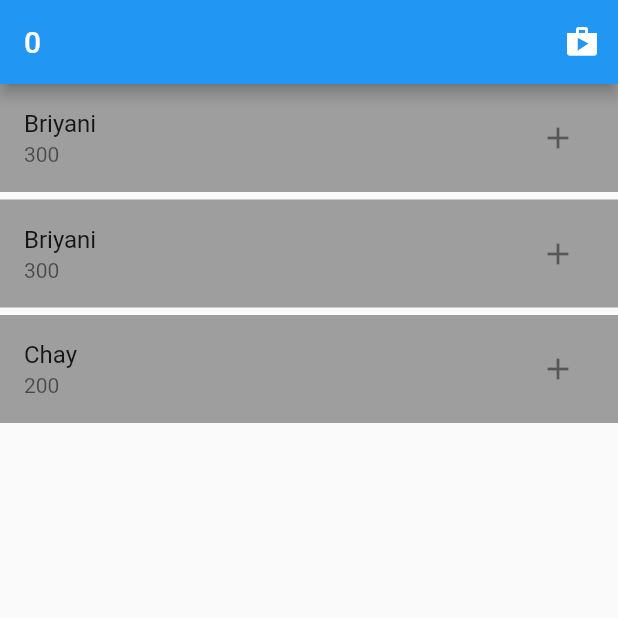
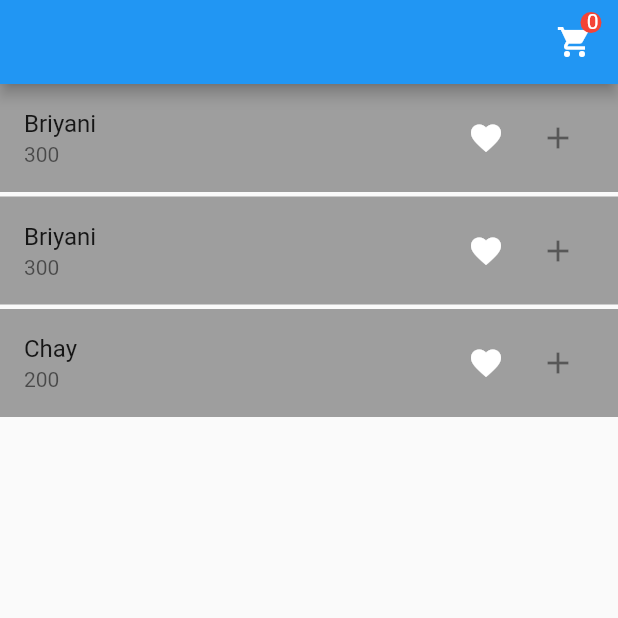
Before and after one commit to Hassan55jb/addcart, a Flutter app: the screen it shows after launch, on a phone screen of 412 x 824 dp, the top half of it. Run offline on Flutter 3.47's test engine with Material 2 defaults, Android fonts, the phone set to English and light mode, and no system bars.

Commit message:
new update

```diff
--- a/lib/data/product_list.dart
+++ b/lib/data/product_list.dart
@@ -1,5 +1,5 @@
 List productData = [
-  {"Name": "Briyani", "price": 300},
-  {"Name": "Briyani", "price": 300},
-  {"Name": "Chay", "price": 200}
+  {"Name": "Briyani", "price": 300, "isFav": false},
+  {"Name": "Briyani", "price": 300, "isFav": false},
+  {"Name": "Chay", "price": 200, "isfav": false}
 ];
--- a/lib/main.dart
+++ b/lib/main.dart
@@ -11,6 +11,7 @@ class AddCart extends StatelessWidget {
   @override
   Widget build(BuildContext context) {
     return const MaterialApp(
+      debugShowCheckedModeBanner: false,
       home: HomeView(),
     );
   }
--- a/lib/screens/home.dart
+++ b/lib/screens/home.dart
@@ -1,5 +1,6 @@
 import 'package:addcart/data/product_list.dart';
 import 'package:addcart/screens/cart_view.dart';
+
 import 'package:flutter/material.dart';
 
 class HomeView extends StatefulWidget {
@@ -11,29 +12,49 @@ class HomeView extends StatefulWidget {
 
 class _HomeViewState extends State<HomeView> {
   List cartItem = [];
+  List favItem = [];
   @override
   Widget build(BuildContext context) {
     return Scaffold(
       appBar: AppBar(
-        title: Text(cartItem.length.toString()),
         actions: [
+          Container(
+            margin: const EdgeInsets.all(5),
+            child: Stack(children: [
               IconButton(
-              onPressed: () {
-                Navigator.push(
+                  onPressed: () async {
+                    await Navigator.push(
                         context,
                         MaterialPageRoute(
                             builder: (context) => cartView(
                                   items: cartItem,
                                 )));
+                    setState(() {});
                   },
-              icon: const Icon(Icons.shop))
+                  icon: const Icon(Icons.shopping_cart)),
+              const Positioned(
+                right: 6,
+                bottom: 29,
+                child: CircleAvatar(
+                  radius: 7,
+                  backgroundColor: Colors.red,
+                ),
+              ),
+              Positioned(
+                  right: 8,
+                  bottom: 29,
+                  child: Text(
+                    cartItem.length.toString(),
+                  )),
+            ]),
+          ),
         ],
       ),
       body: ListView.builder(
           itemCount: productData.length,
           itemBuilder: (context, index) {
             return Container(
-              margin: const EdgeInsets.only(bottom: 5),
+              margin: const EdgeInsets.only(bottom: 3),
               child: ListTile(
                 tileColor: Colors.grey,
                 title: Text(
@@ -42,13 +63,35 @@ class _HomeViewState extends State<HomeView> {
                 subtitle: Text(
                   productData[index]["price"].toString(),
                 ),
-                trailing: IconButton(
+                trailing: Wrap(
+                  children: [
+                    IconButton(
+                        onPressed: () {
+                          setState(() {
+                            if (productData[index]["isFav"] == true) {
+                              productData[index]["isFav"] = false;
+                              favItem.remove(productData[index]);
+                            } else {
+                              productData[index]["isFav"] = true;
+                              favItem.add(productData[index]);
+                            }
+                          });
+                        },
+                        icon: Icon(
+                          Icons.favorite,
+                          color: productData[index]["isFav"] == true
+                              ? Colors.red
+                              : Colors.white,
+                        )),
+                    IconButton(
                         onPressed: () {
                           setState(() {
                             cartItem.add(productData[index]);
                           });
                         },
                         icon: const Icon(Icons.add)),
+                  ],
+                ),
               ),
             );
           }),
--- a/pubspec.yaml
+++ b/pubspec.yaml
@@ -35,6 +35,7 @@ dependencies:
   # The following adds the Cupertino Icons font to your application.
   # Use with the CupertinoIcons class for iOS style icons.
   cupertino_icons: ^1.0.2
+  shared_preferences: ^2.2.1
 
 dev_dependencies:
   flutter_test:
```
Also changed, not shown: lib/screens/cart_view.dart (+10 -1 lines), pubspec.lock, 1 other file. Lines whose indentation alone changed are shown as unchanged.
